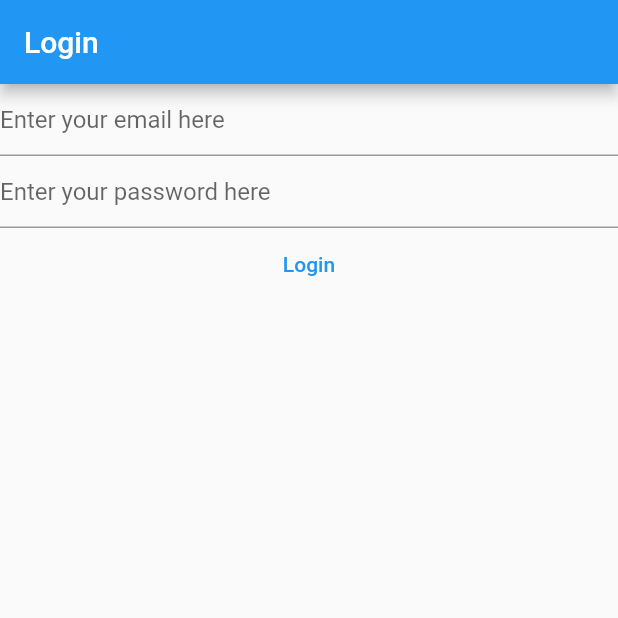
After one commit to Crucialjun/notetaker, a Flutter app: the screen it shows after launch, after a tap on "Login", on a phone screen of 412 x 824 dp, the top half of it. The commit adds this screen. Run offline on Flutter 3.47's test engine with Material 2 defaults, Android fonts, the phone set to English and light mode, and no system bars; our stand-ins replace firebase_auth, firebase_core; accounts and stored records are empty; network calls fail.

Commit message:
separate loginview and register view

```diff
--- a/lib/main.dart
+++ b/lib/main.dart
@@ -1,6 +1,11 @@
+import 'package:firebase_core/firebase_core.dart';
 import 'package:flutter/material.dart';
+import 'package:notetaker/firebase_options.dart';
+import 'package:notetaker/views/login_view.dart';
 
-void main() {
+void main() async {
+  WidgetsFlutterBinding.ensureInitialized();
+  await Firebase.initializeApp(options: DefaultFirebaseOptions.currentPlatform);
   runApp(const MyApp());
 }
 
@@ -15,45 +20,7 @@ class MyApp extends StatelessWidget {
       theme: ThemeData(
         primarySwatch: Colors.blue,
       ),
-      home: const HomePage(),
+      home: const LoginView(),
     );
   }
 }
-
-class HomePage extends StatefulWidget {
-  const HomePage({super.key});
-
-  @override
-  State<HomePage> createState() => _HomePageState();
-}
-
-class _HomePageState extends State<HomePage> {
-  final TextEditingController _emailController = TextEditingController();
-  final TextEditingController _passwordController = TextEditingController();
-
-  @override
-  void dispose() {
-    _emailController.dispose();
-    _passwordController.dispose();
-    super.dispose();
-  }
-
-  @override
-  Widget build(BuildContext context) {
-    return Scaffold(
-        appBar: AppBar(
-          title: const Text('Register'),
-        ),
-        body: Column(
-          children: [
-            TextField(
-              controller: _emailController,
-            ),
-            TextField(
-              controller: _passwordController,
-            ),
-            TextButton(onPressed: () {}, child: const Text("Register")),
-          ],
-        ));
-  }
-}
--- /dev/null
+++ b/lib/views/login_view.dart
@@ -0,0 +1,54 @@
+import 'package:firebase_auth/firebase_auth.dart';
+import 'package:flutter/material.dart';
+
+class LoginView extends StatefulWidget {
+  const LoginView({super.key});
+
+  @override
+  State<LoginView> createState() => _LoginViewState();
+}
+
+class _LoginViewState extends State<LoginView> {
+  final TextEditingController _emailController = TextEditingController();
+  final TextEditingController _passwordController = TextEditingController();
+
+  @override
+  void dispose() {
+    _emailController.dispose();
+    _passwordController.dispose();
+    super.dispose();
+  }
+
+  @override
+  Widget build(BuildContext context) {
+    return Scaffold(
+      appBar: AppBar(
+        title: const Text('Login'),
+      ),
+      body: Column(
+        children: [
+          TextField(
+            decoration: const InputDecoration(
+              hintText: 'Enter your email here ',
+            ),
+            controller: _emailController,
+          ),
+          TextField(
+            decoration: const InputDecoration(
+              hintText: 'Enter your password here ',
+            ),
+            controller: _passwordController,
+          ),
+          TextButton(
+              onPressed: () {
+                FirebaseAuth.instance.signInWithEmailAndPassword(
+                  email: _emailController.text,
+                  password: _passwordController.text,
+                );
+              },
+              child: const Text("Login")),
+        ],
+      ),
+    );
+  }
+}
```
Also changed, not shown: lib/views/register_view.dart (added, +46 -0 lines).
